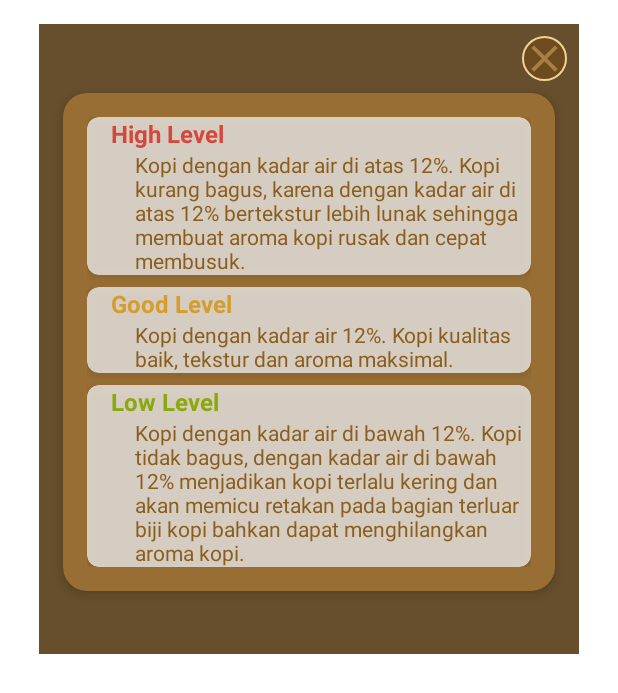
After one commit to SAM-4G/Smart_App, an Android app: the layout indicator_detail.xml on its own in the app's theme, with its tools: preview values and no code run, on a phone screen of 412 x 824 dp. The commit adds this screen. Shown: the top 693 px of the screen. Run offline under Robolectric (Android 15) with nearby library versions, the phone set to English and light mode, and no system bars.

Commit message:
1. Update result dialog 2. Create indicator dialog 3. add scrollable dialog

```diff
--- a/app/src/main/java/com/sam/kadarairkopi/activity/Login.java
+++ b/app/src/main/java/com/sam/kadarairkopi/activity/Login.java
@@ -54,9 +54,31 @@ public class Login extends AppCompatActivity implements View.OnClickListener {
         if (SharedData.getInstance(this).getSaveLoggedIn()) {
             goToMainActivity();
         } else if (!SharedData.getInstance(this).getSaveLoggedIn()) {
-            String lastLogin = SharedData.getInstance(this).LoggedInUser();
+            String lastLogin = SharedData.getInstance(this).getUserEmail();
             emailInput.setText(lastLogin);
         }
+    }
+
+    @Override
+    public void onBackPressed() {
+        AlertDialog.Builder ab = new AlertDialog.Builder(Login.this);
+        ab.setTitle("are you sure to exit?").setIcon(R.drawable.user_icon);
+        ab.setPositiveButton("Yes", new DialogInterface.OnClickListener() {
+            @Override
+            public void onClick(DialogInterface dialog, int which) {
+                dialog.dismiss();
+                Login.this.finish();
+                android.os.Process.killProcess(android.os.Process.myPid());
+                System.exit(1);
+            }
+        });
+        ab.setNegativeButton("No", new DialogInterface.OnClickListener() {
+            @Override
+            public void onClick(DialogInterface dialog, int which) {
+                dialog.dismiss();
+            }
+        });
+        ab.show();
     }
 
     @Override
@@ -83,41 +105,6 @@ public class Login extends AppCompatActivity implements View.OnClickListener {
 
         registerUser.setOnClickListener(this);
         loginUser.setOnClickListener(this);
-    }
-
-    public void goToMainActivity() {
-        Intent intent = new Intent(Login.this, MainActivity.class);
-        Login.this.finish();
-        startActivity(intent);
-    }
-
-    public void goToRegister() {
-        Intent intent = new Intent(Login.this, Register.class);
-        startActivity(intent);
-        emailInput.getText().clear();
-        passInput.getText().clear();
-    }
-
-    @Override
-    public void onBackPressed() {
-        AlertDialog.Builder ab = new AlertDialog.Builder(Login.this);
-        ab.setTitle("are you sure to exit?").setIcon(R.drawable.user_icon);
-        ab.setPositiveButton("Yes", new DialogInterface.OnClickListener() {
-            @Override
-            public void onClick(DialogInterface dialog, int which) {
-                dialog.dismiss();
-                Login.this.finish();
-                android.os.Process.killProcess(android.os.Process.myPid());
-                System.exit(1);
-            }
-        });
-        ab.setNegativeButton("No", new DialogInterface.OnClickListener() {
-            @Override
-            public void onClick(DialogInterface dialog, int which) {
-                dialog.dismiss();
-            }
-        });
-        ab.show();
     }
 
     @Override
@@ -202,4 +189,18 @@ public class Login extends AppCompatActivity implements View.OnClickListener {
                 goToRegister();
         }
     }
+
+    public void goToMainActivity() {
+        Intent intent = new Intent(Login.this, MainActivity.class);
+        Login.this.finish();
+        startActivity(intent);
+    }
+
+    public void goToRegister() {
+        Intent intent = new Intent(Login.this, Register.class);
+        startActivity(intent);
+        emailInput.getText().clear();
+        passInput.getText().clear();
+    }
+
 }
--- a/app/src/main/java/com/sam/kadarairkopi/activity/MainActivity.java
+++ b/app/src/main/java/com/sam/kadarairkopi/activity/MainActivity.java
@@ -28,7 +28,7 @@ public class MainActivity extends AppCompatActivity {
     CardView cardView, cardLabel1, cardLabel2, cardLabel3;
     Button resultButton;
     ImageView closePopUp, resultIcon;
-    Dialog resultDialog;
+    Dialog resultDialog, indicatorDialog;
 
     @Override
     protected void onStart() {
@@ -37,6 +37,30 @@ public class MainActivity extends AppCompatActivity {
             finish();
             SharedData.getInstance(getApplicationContext()).logout();
         }
+    }
+
+    @Override
+    public void onBackPressed() {
+        AlertDialog.Builder ab = new AlertDialog.Builder(MainActivity.this);
+        ab.setTitle("Logout or Exit").setIcon(R.drawable.user_icon);
+        ab.setPositiveButton("Logout", new DialogInterface.OnClickListener() {
+            @Override
+            public void onClick(DialogInterface dialog, int which) {
+                dialog.dismiss();
+                MainActivity.this.finish();
+                SharedData.getInstance(getApplicationContext()).logout();
+            }
+        });
+        ab.setNegativeButton("Exit", new DialogInterface.OnClickListener() {
+            @Override
+            public void onClick(DialogInterface dialog, int which) {
+                dialog.dismiss();
+                MainActivity.this.finish();
+                android.os.Process.killProcess(android.os.Process.myPid());
+                System.exit(1);
+            }
+        });
+        ab.show();
     }
 
     @Override
@@ -73,6 +97,14 @@ public class MainActivity extends AppCompatActivity {
 
         setUser();
 
+        cardView.setOnClickListener(new View.OnClickListener() {
+            @Override
+            public void onClick(View view) {
+                indicatorDialog = new Dialog(MainActivity.this);
+                showIndicator();
+            }
+        });
+
         resultButton.setOnClickListener(new View.OnClickListener() {
             @Override
             public void onClick(View view) {
@@ -83,32 +115,8 @@ public class MainActivity extends AppCompatActivity {
     }
 
     public void setUser() {
-        String logUser = SharedData.getInstance(this).LoggedInUser();
+        String logUser = SharedData.getInstance(this).getUserEmail();
         userName.setText(String.format("User : %s", logUser));
-    }
-
-    @Override
-    public void onBackPressed() {
-        AlertDialog.Builder ab = new AlertDialog.Builder(MainActivity.this);
-        ab.setTitle("Logout or Exit").setIcon(R.drawable.user_icon);
-        ab.setPositiveButton("Logout", new DialogInterface.OnClickListener() {
-            @Override
-            public void onClick(DialogInterface dialog, int which) {
-                dialog.dismiss();
-                MainActivity.this.finish();
-                SharedData.getInstance(getApplicationContext()).logout();
-            }
-        });
-        ab.setNegativeButton("Exit", new DialogInterface.OnClickListener() {
-            @Override
-            public void onClick(DialogInterface dialog, int which) {
-                dialog.dismiss();
-                MainActivity.this.finish();
-                android.os.Process.killProcess(android.os.Process.myPid());
-                System.exit(1);
-            }
-        });
-        ab.show();
     }
 
     public void showResult() {
@@ -144,4 +152,20 @@ public class MainActivity extends AppCompatActivity {
 
     }
 
+    private void showIndicator() {
+        indicatorDialog.setContentView(R.layout.indicator_detail);
+
+        closePopUp = indicatorDialog.findViewById(R.id.closeTop);
+        closePopUp.setOnClickListener(new View.OnClickListener() {
+            @Override
+            public void onClick(View view) {
+                indicatorDialog.dismiss();
+            }
+        });
+
+        indicatorDialog.getWindow().setBackgroundDrawable(new ColorDrawable(Color.TRANSPARENT));
+        indicatorDialog.show();
+
+    }
+
 }
--- a/app/src/main/java/com/sam/kadarairkopi/activity/Register.java
+++ b/app/src/main/java/com/sam/kadarairkopi/activity/Register.java
@@ -36,6 +36,7 @@ public class Register extends AppCompatActivity implements View.OnClickListener
     EditText userEmail, userPassword, confirmPass, phoneNumber;
     CardView cardView;
     RelativeLayout button1;
+
 
     @Override
     protected void onCreate(Bundle savedInstanceState) {
@@ -124,4 +125,5 @@ public class Register extends AppCompatActivity implements View.OnClickListener
             }
         }
     }
+
 }
--- a/app/src/main/java/com/sam/kadarairkopi/preference/SharedData.java
+++ b/app/src/main/java/com/sam/kadarairkopi/preference/SharedData.java
@@ -14,6 +14,8 @@ public class SharedData {
     private static final String USER_PHONE = "phone";
     private static final String USER_ID = "id";
     public static final String USER_LOGIN_STATUS = "activeLogin";
+    private static final String WATER_LEVEL_VALUE = "waterLevel";
+    public static final String WEIGHT_VALUE = "weight";
 
     private static SharedData mInstance;
     private static Context mCtx;
@@ -29,13 +31,7 @@ public class SharedData {
         return mInstance;
     }
 
-    public void storeUserId(String names) {
-        SharedPreferences sharedPreferences = mCtx.getSharedPreferences(SHARED_PREF_NAME, Context.MODE_PRIVATE);
-        SharedPreferences.Editor editor = sharedPreferences.edit();
-        editor.putString(USER_ID, names);
-        editor.apply();
-    }
-
+//    Login & Logout Preferences
     public void storeUserEmail(String names) {
         SharedPreferences sharedPreferences = mCtx.getSharedPreferences(SHARED_PREF_NAME, Context.MODE_PRIVATE);
         SharedPreferences.Editor editor = sharedPreferences.edit();
@@ -43,38 +39,26 @@ public class SharedData {
         editor.putString(USER_EMAIL, names);
         editor.apply();
     }
-
     public void storeUserPassword(String names) {
         SharedPreferences sharedPreferences = mCtx.getSharedPreferences(SHARED_PREF_NAME, Context.MODE_PRIVATE);
         SharedPreferences.Editor editor = sharedPreferences.edit();
         editor.putString(USER_PASSWORD, names);
         editor.apply();
     }
-
-    public void storeUserPhone(String names) {
-        SharedPreferences sharedPreferences = mCtx.getSharedPreferences(SHARED_PREF_NAME, Context.MODE_PRIVATE);
-        SharedPreferences.Editor editor = sharedPreferences.edit();
-        editor.putString(USER_PHONE, names);
-        editor.apply();
-    }
-
     public void saveLoggedIn(String keyLog, Boolean value) {
         SharedPreferences sharedPreferences = mCtx.getSharedPreferences(SHARED_PREF_NAME, Context.MODE_PRIVATE);
         SharedPreferences.Editor editor = sharedPreferences.edit();
         editor.putBoolean(keyLog, value);
         editor.apply();
     }
-
+    public String getUserEmail() {
+        SharedPreferences sharedPreferences = mCtx.getSharedPreferences(SHARED_PREF_NAME, Context.MODE_PRIVATE);
+        return sharedPreferences.getString(USER_EMAIL, null);
+    }
     public boolean getSaveLoggedIn() {
         SharedPreferences sharedPreferences = mCtx.getSharedPreferences(SHARED_PREF_NAME, Context.MODE_PRIVATE);
         return sharedPreferences.getBoolean(USER_LOGIN_STATUS, false);
     }
-
-    public String LoggedInUser() {
-        SharedPreferences sharedPreferences = mCtx.getSharedPreferences(SHARED_PREF_NAME, Context.MODE_PRIVATE);
-        return sharedPreferences.getString(USER_EMAIL, null);
-    }
-
     public void logout() {
         SharedPreferences sharedPreferences = mCtx.getSharedPreferences(SHARED_PREF_NAME, Context.MODE_PRIVATE);
         SharedPreferences.Editor editor = sharedPreferences.edit();
@@ -83,4 +67,41 @@ public class SharedData {
         editor.apply();
         mCtx.startActivity(new Intent(mCtx, Login.class));
     }
+
+    //    Data Preferences
+    public void storeWaterLevel(String wLevel) {
+        SharedPreferences sharedPreferences = mCtx.getSharedPreferences(SHARED_PREF_NAME, Context.MODE_PRIVATE);
+        SharedPreferences.Editor editor = sharedPreferences.edit();
+        editor.putString(WATER_LEVEL_VALUE, wLevel);
+        editor.apply();
+    }
+    public void storeWeight(String weight) {
+        SharedPreferences sharedPreferences = mCtx.getSharedPreferences(SHARED_PREF_NAME, Context.MODE_PRIVATE);
+        SharedPreferences.Editor editor = sharedPreferences.edit();
+        editor.putString(WEIGHT_VALUE, weight);
+        editor.apply();
+    }
+    public String getWaterLevelValue() {
+        SharedPreferences sharedPreferences = mCtx.getSharedPreferences(SHARED_PREF_NAME, Context.MODE_PRIVATE);
+        return sharedPreferences.getString(WATER_LEVEL_VALUE, null);
+    }
+    public String getWeightValue() {
+        SharedPreferences sharedPreferences = mCtx.getSharedPreferences(SHARED_PREF_NAME, Context.MODE_PRIVATE);
+        return sharedPreferences.getString(WEIGHT_VALUE, null);
+    }
+
+//    Optional Preferences
+    public void storeUserId(String names) {
+        SharedPreferences sharedPreferences = mCtx.getSharedPreferences(SHARED_PREF_NAME, Context.MODE_PRIVATE);
+        SharedPreferences.Editor editor = sharedPreferences.edit();
+        editor.putString(USER_ID, names);
+        editor.apply();
+    }
+    public void storeUserPhone(String names) {
+        SharedPreferences sharedPreferences = mCtx.getSharedPreferences(SHARED_PREF_NAME, Context.MODE_PRIVATE);
+        SharedPreferences.Editor editor = sharedPreferences.edit();
+        editor.putString(USER_PHONE, names);
+        editor.apply();
+    }
+
 }
--- /dev/null
+++ b/app/src/main/res/layout/indicator_detail.xml
@@ -0,0 +1,168 @@
+<?xml version="1.0" encoding="utf-8"?>
+<ScrollView xmlns:android="http://schemas.android.com/apk/res/android"
+    xmlns:app="http://schemas.android.com/apk/res-auto"
+    android:layout_width="match_parent"
+    android:layout_height="match_parent">
+
+    <RelativeLayout
+        android:layout_width="360dp"
+        android:layout_height="420dp"
+        android:layout_gravity="center_horizontal"
+        android:layout_margin="16dp"
+        android:background="@color/colorAccentDark">
+
+        <ImageView
+            android:id="@+id/closeTop"
+            android:layout_width="30dp"
+            android:layout_height="30dp"
+            android:layout_alignParentEnd="true"
+            android:layout_marginTop="8dp"
+            android:layout_marginEnd="8dp"
+            android:layout_marginBottom="8dp"
+            android:background="@drawable/close_top"
+            android:contentDescription="@string/closepopup"
+            android:src="@drawable/ic_close_black_24dp" />
+
+        <androidx.cardview.widget.CardView
+            android:id="@+id/cardIndicator1"
+            android:layout_width="wrap_content"
+            android:layout_height="wrap_content"
+            android:layout_below="@+id/closeTop"
+            android:layout_marginLeft="16dp"
+            android:layout_marginRight="16dp"
+            android:alpha="0.85"
+            app:cardCornerRadius="16dp"
+            app:cardElevation="4dp">
+
+            <RelativeLayout
+                android:layout_width="wrap_content"
+                android:layout_height="wrap_content"
+                android:layout_centerHorizontal="true"
+                android:background="@color/colorPrimary">
+
+                <RelativeLayout
+                    android:id="@+id/linearIndicator"
+                    android:layout_width="match_parent"
+                    android:layout_height="wrap_content"
+                    android:layout_marginStart="16dp"
+                    android:layout_marginTop="16dp"
+                    android:layout_marginEnd="16dp"
+                    android:layout_marginBottom="16dp">
+
+                    <androidx.cardview.widget.CardView
+                        android:id="@+id/cardLabel1"
+                        android:layout_width="match_parent"
+                        android:layout_height="wrap_content"
+                        android:alpha="0.85"
+                        android:background="@android:color/transparent"
+                        app:cardCornerRadius="8dp"
+                        app:cardElevation="4dp">
+
+                        <RelativeLayout
+                            android:layout_width="wrap_content"
+                            android:layout_height="wrap_content"
+                            android:background="@android:color/transparent">
+
+                            <TextView
+                                android:id="@+id/headOne"
+                                android:layout_width="wrap_content"
+                                android:layout_height="wrap_content"
+                                android:layout_marginStart="16dp"
+                                android:text="@string/high_level"
+                                android:textColor="@android:color/holo_red_light"
+                                android:textSize="16sp"
+                                android:textStyle="bold" />
+
+                            <TextView
+                                android:id="@+id/descOne2"
+                                android:layout_width="match_parent"
+                                android:layout_height="wrap_content"
+                                android:layout_below="@+id/headOne"
+                                android:layout_marginStart="32dp"
+                                android:text="@string/high_level_detail"
+                                android:textColor="@color/colorPrimary" />
+
+
+                        </RelativeLayout>
+                    </androidx.cardview.widget.CardView>
+
+                    <androidx.cardview.widget.CardView
+                        android:id="@+id/cardLabel2"
+                        android:layout_width="match_parent"
+                        android:layout_height="wrap_content"
+                        android:layout_below="@+id/cardLabel1"
+                        android:layout_marginTop="8dp"
+                        android:alpha="0.85"
+                        android:background="@android:color/transparent"
+                        app:cardCornerRadius="8dp"
+                        app:cardElevation="4dp">
+
+                        <RelativeLayout
+                            android:layout_width="wrap_content"
+                            android:layout_height="wrap_content"
+                            android:background="@android:color/transparent">
+
+                            <TextView
+                                android:id="@+id/headTwo"
+                                android:layout_width="wrap_content"
+                                android:layout_height="wrap_content"
+                                android:layout_marginStart="16dp"
+                                android:text="@string/good_level"
+                                android:textColor="@android:color/holo_orange_light"
+                                android:textSize="16sp"
+                                android:textStyle="bold" />
+
+                            <TextView
+                                android:id="@+id/descTwo"
+                                android:layout_width="match_parent"
+                                android:layout_height="wrap_content"
+                                android:layout_below="@+id/headTwo"
+                                android:layout_marginStart="32dp"
+                                android:text="@string/good_level_detail"
+                                android:textColor="@color/colorPrimary" />
+
+                        </RelativeLayout>
+                    </androidx.cardview.widget.CardView>
+
+                    <androidx.cardview.widget.CardView
+                        android:id="@+id/cardLabel3"
+                        android:layout_width="match_parent"
+                        android:layout_height="wrap_content"
+                        android:layout_below="@+id/cardLabel2"
+                        android:layout_marginTop="8dp"
+                        android:alpha="0.85"
+                        android:background="@android:color/transparent"
+                        app:cardCornerRadius="8dp"
+                        app:cardElevation="4dp">
+
+                        <RelativeLayout
+                            android:layout_width="wrap_content"
+                            android:layout_height="wrap_content"
+                            android:background="@android:color/transparent">
+
+                            <TextView
+                                android:id="@+id/headThree"
+                                android:layout_width="wrap_content"
+                                android:layout_height="wrap_content"
+                                android:layout_marginStart="16dp"
+                                android:text="@string/low_level"
+                                android:textColor="@android:color/holo_green_light"
+                                android:textSize="16sp"
+                                android:textStyle="bold" />
+
+                            <TextView
+                                android:id="@+id/descThree"
+                                android:layout_width="match_parent"
+                                android:layout_height="wrap_content"
+                                android:layout_below="@+id/headThree"
+                                android:layout_marginStart="32dp"
+                                android:text="@string/low_level_detail"
+                                android:textColor="@color/colorPrimary" />
+
+                        </RelativeLayout>
+                    </androidx.cardview.widget.CardView>
+                </RelativeLayout>
+            </RelativeLayout>
+        </androidx.cardview.widget.CardView>
+    </RelativeLayout>
+</ScrollView>
--- a/app/src/main/res/layout/pop_up_result.xml
+++ b/app/src/main/res/layout/pop_up_result.xml
@@ -1,6 +1,10 @@
 <?xml version="1.0" encoding="utf-8"?>
-<RelativeLayout xmlns:android="http://schemas.android.com/apk/res/android"
+<ScrollView xmlns:android="http://schemas.android.com/apk/res/android"
     xmlns:app="http://schemas.android.com/apk/res-auto"
+    android:layout_width="match_parent"
+    android:layout_height="match_parent">
+
+    <RelativeLayout
         android:layout_width="320dp"
         android:layout_height="372dp"
         android:layout_gravity="center_horizontal"
@@ -154,3 +158,4 @@
             </RelativeLayout>
         </androidx.cardview.widget.CardView>
     </RelativeLayout>
+</ScrollView>
--- a/app/src/main/res/values/strings.xml
+++ b/app/src/main/res/values/strings.xml
@@ -24,13 +24,11 @@
     <!--      Main-->
     <string name="detection">DETECTION</string>
     <string name="indicator">INDICATOR</string>
-    <string name="high_level">High Level</string>
     <string name="high_level_value">Kopi dengan kadar air di atas 12%.</string>
-    <string name="good_level">Good Level</string>
     <string name="good_level_value">Kopi dengan kadar air 12%.</string>
-    <string name="low_level">Low Level</string>
     <string name="low_level_value">Kopi dengan kadar air di bawah 12%.</string>
     <string name="username">Username</string>
+
     <!--      Both-->
     <string name="result">RESULT</string>
     <string name="weight">WEIGHT (KG)</string>
@@ -44,4 +42,13 @@
     <string name="good_quality_coffee_beans">Good quality coffee beans</string>
     <string name="bad_quality_coffee_beans">Bad quality coffee beans</string>
 
+    <!--      Both-->
+    <string name="high_level">High Level</string>
+    <string name="good_level">Good Level</string>
+    <string name="low_level">Low Level</string>
+    <!--    Detail Indicator-->
+    <string name="high_level_detail">Kopi dengan kadar air di atas 12%. Kopi kurang bagus, karena dengan kadar air di atas 12% bertekstur lebih lunak sehingga membuat aroma kopi rusak dan cepat membusuk.</string>
+    <string name="good_level_detail">Kopi dengan kadar air 12%. Kopi kualitas baik, tekstur dan aroma maksimal.</string>
+    <string name="low_level_detail">Kopi dengan kadar air di bawah 12%. Kopi tidak bagus, dengan kadar air di bawah 12% menjadikan kopi terlalu kering dan akan memicu retakan pada bagian terluar biji kopi bahkan dapat menghilangkan aroma kopi.</string>
+
 </resources>
```
Also changed, not shown: 1 other file. Lines whose indentation alone changed are shown as unchanged.
